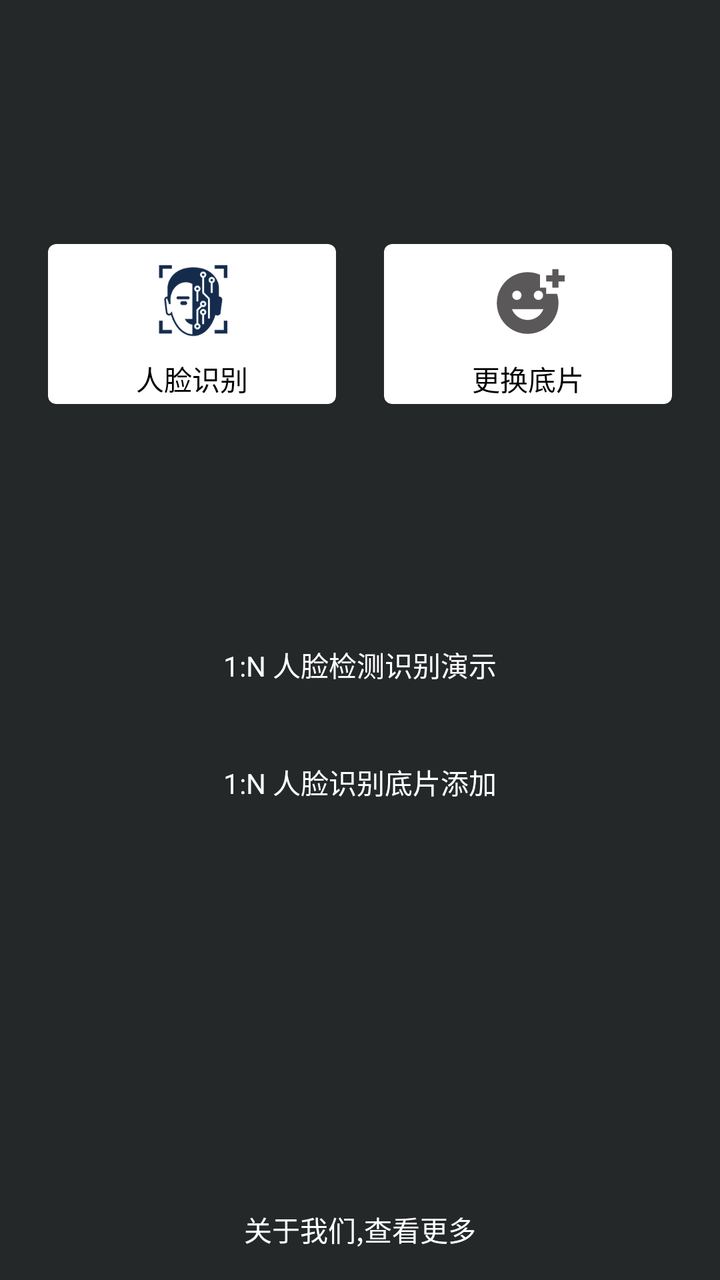
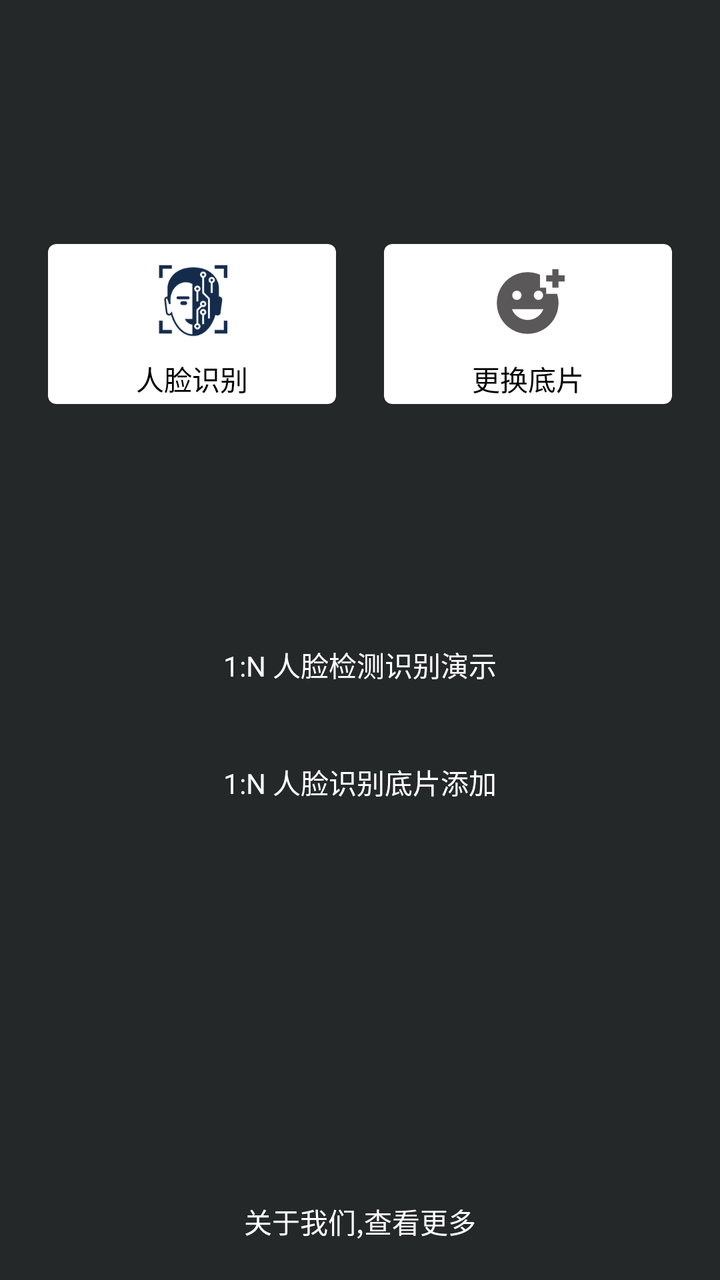

Screens rendered from an Android XML layout before and after an edit, with the pre-edit source and the edit as a unified diff.
<!-- AndroidManifest.xml: application theme AppTheme -->
<!-- res/layout/activity_navi.xml -->
<?xml version="1.0" encoding="utf-8"?>
<androidx.constraintlayout.widget.ConstraintLayout xmlns:android="http://schemas.android.com/apk/res/android"
    xmlns:app="http://schemas.android.com/apk/res-auto"
    xmlns:tools="http://schemas.android.com/tools"
    android:layout_width="match_parent"
    android:layout_height="match_parent"
    android:background="@color/blue"
    android:paddingTop="122dp"
    tools:context=".NaviActivity">

    
    <androidx.cardview.widget.CardView
        android:id="@+id/face_verify_card"
        android:layout_width="144dp"
        android:layout_height="80dp"
        app:cardCornerRadius="4dp"
        android:background="@color/white"
        app:layout_constraintEnd_toStartOf="@+id/update_base_image"
        app:layout_constraintStart_toStartOf="parent"
        app:layout_constraintTop_toTopOf="parent">

        <LinearLayout
            android:layout_width="match_parent"
            android:layout_height="wrap_content"
            android:layout_gravity="center"
            android:orientation="vertical">

            <ImageView
                android:layout_width="55dp"
                android:layout_height="55dp"
                android:layout_gravity="center_horizontal"
                android:background="@drawable/band_image" />

            <TextView
                android:id="@+id/face_verify"
                android:layout_width="match_parent"
                android:layout_height="wrap_content"
                android:layout_gravity="center_horizontal"
                android:gravity="center"
                android:text="人脸识别"
                android:textColor="@android:color/black"
                android:textSize="14sp" />

        </LinearLayout>

    </androidx.cardview.widget.CardView>


    
    <androidx.cardview.widget.CardView
        android:id="@+id/update_base_image"
        android:layout_width="144dp"
        android:layout_height="80dp"
        app:cardCornerRadius="4dp"
        app:layout_constraintEnd_toEndOf="parent"
        app:layout_constraintStart_toEndOf="@+id/face_verify_card"
        app:layout_constraintTop_toTopOf="parent">

        <LinearLayout
            android:layout_width="match_parent"
            android:layout_height="wrap_content"
            android:layout_gravity="center"
            android:orientation="vertical">

            <ImageView
                android:layout_width="55dp"
                android:layout_height="55dp"
                android:padding="9dp"
                android:layout_gravity="center_horizontal"
                android:src="@drawable/ic_baseline_add_reaction_24" />

            <TextView
                android:id="@+id/change_base_img"
                android:layout_width="match_parent"
                android:layout_height="wrap_content"
                android:layout_gravity="center_horizontal"
                android:gravity="center"
                android:text="更换底片"
                android:textColor="@android:color/black"
                android:textSize="14sp"
                app:layout_constraintTop_toBottomOf="@+id/update_base_image" />

        </LinearLayout>

    </androidx.cardview.widget.CardView>



    <TextView
        android:id="@+id/verify1n"
        android:layout_width="match_parent"
        android:layout_height="wrap_content"
        android:layout_marginTop="111dp"
        android:padding="9dp"
        android:gravity="center"
        android:text="1:N 人脸检测识别演示"
        android:textColor="@android:color/white"
        android:textSize="14sp"
        app:layout_constraintTop_toBottomOf="@+id/update_base_image" />


    <TextView
        android:id="@+id/verify1n_add"
        android:layout_width="match_parent"
        android:layout_height="wrap_content"
        android:layout_marginTop="20dp"
        android:padding="9dp"
        android:gravity="center"
        android:text="1:N 人脸识别底片添加"
        android:textColor="@android:color/white"
        android:textSize="14sp"
        app:layout_constraintTop_toBottomOf="@+id/verify1n" />


    <TextView
        android:id="@+id/more_about_me"
        android:layout_width="match_parent"
        android:layout_height="wrap_content"
        android:gravity="center"
        android:padding="15dp"
        android:text="关于我们,查看更多"
        android:textColor="@android:color/white"
        android:textSize="14sp"
        app:layout_constraintBottom_toBottomOf="parent" />



</androidx.constraintlayout.widget.ConstraintLayout>
<!-- resources referenced by this layout -->
<resources>
  <color name="blue">#242828</color>
  <color name="white">#FFFFFFFF</color>
  <!-- drawable band_image: png bitmap (drawable, 20224 bytes) -->
  <!-- drawable ic_baseline_add_reaction_24 (drawable) -->
  <vector android:alpha="0.87" android:height="22dp"
      android:tint="#403E3E" android:viewportHeight="24"
      android:viewportWidth="24" android:width="22dp" xmlns:android="http://schemas.android.com/apk/res/android">
      <path android:fillColor="@android:color/white" android:pathData="M18,9V7h-2V2.84C14.77,2.3 13.42,2 11.99,2C6.47,2 2,6.48 2,12s4.47,10 9.99,10C17.52,22 22,17.52 22,12c0,-1.05 -0.17,-2.05 -0.47,-3H18zM15.5,8C16.33,8 17,8.67 17,9.5S16.33,11 15.5,11S14,10.33 14,9.5S14.67,8 15.5,8zM8.5,8C9.33,8 10,8.67 10,9.5S9.33,11 8.5,11S7,10.33 7,9.5S7.67,8 8.5,8zM12,17.5c-2.33,0 -4.31,-1.46 -5.11,-3.5h10.22C16.31,16.04 14.33,17.5 12,17.5zM22,3h2v2h-2v2h-2V5h-2V3h2V1h2V3z"/>
  </vector>
  <style name="AppTheme" parent="Theme.AppCompat.Light.DarkActionBar">
          
          <item name="colorPrimary">@color/colorPrimary</item>
          <item name="colorPrimaryDark">@color/colorPrimaryDark</item>
          <item name="colorAccent">@color/colorAccent</item>
      </style>
  <color name="colorPrimary">#10101E</color>
  <color name="colorPrimaryDark">#10101E</color>
  <color name="colorAccent">#10101E</color>
</resources>

<!-- the commit's change to res/layout/activity_navi.xml (unified diff, before → after) -->
@@ -117,7 +117,7 @@
         android:layout_width="match_parent"
         android:layout_height="wrap_content"
         android:gravity="center"
-        android:padding="15dp"
+        android:padding="19dp"
         android:text="关于我们,查看更多"
         android:textColor="@android:color/white"
         android:textSize="14sp"
